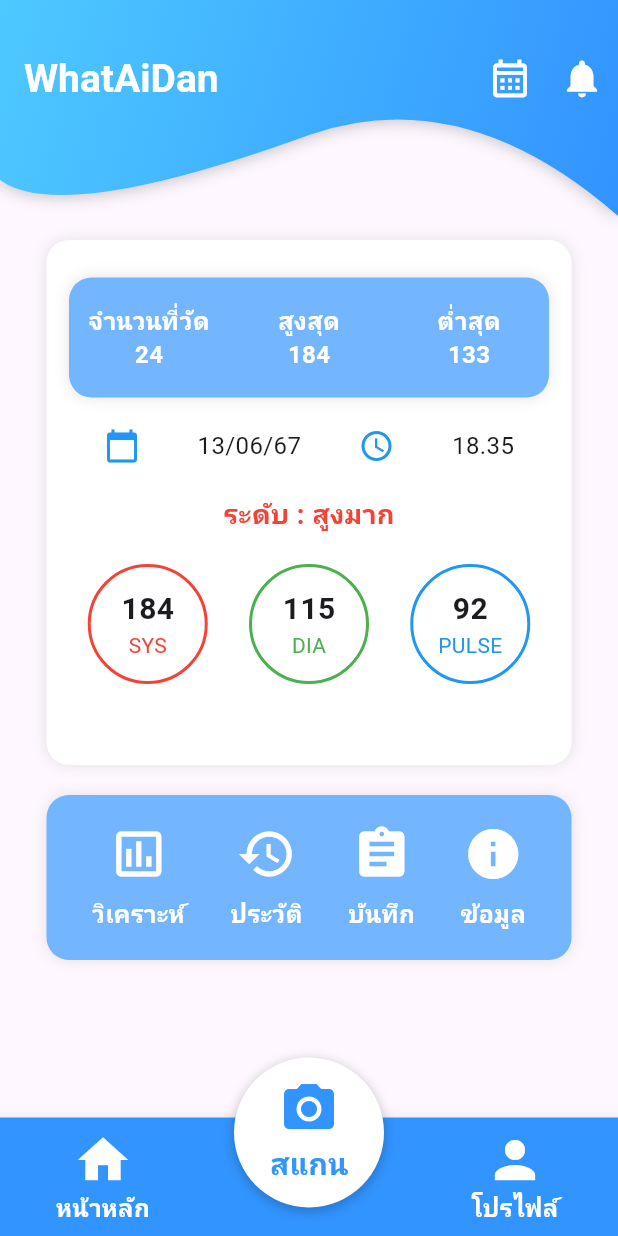
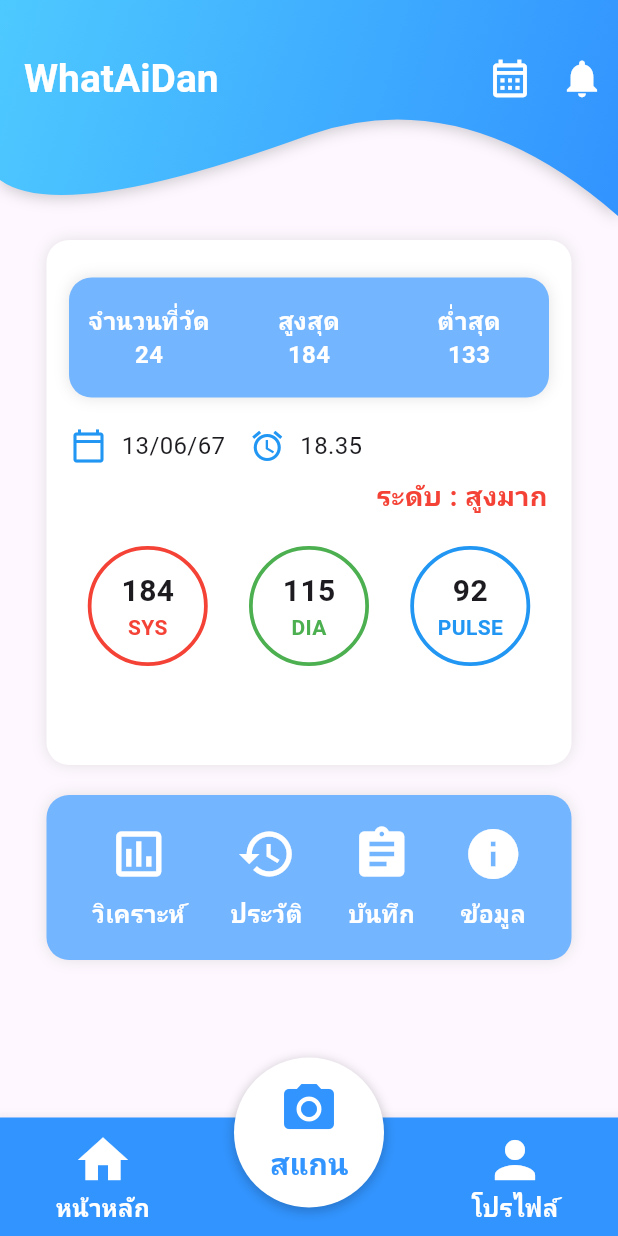
Before and after one commit to panutthon/Flutter-Mobile-App, a Flutter app: the screen it shows after launch, on a phone screen of 412 x 824 dp. Run offline on Flutter 3.47's test engine with Material 3 defaults, Android fonts, the phone set to English and light mode, and no system bars; our stand-ins replace fl_chart, flutter_profile_picture, get, google_fonts, settings_ui.

Commit message:
update home _buildCircle

```diff
--- a/lib/pages/home_page.dart
+++ b/lib/pages/home_page.dart
@@ -61,7 +61,7 @@ Widget _buildCircle(String value, String label, Color color) {
     height: 80,
     decoration: BoxDecoration(
       shape: BoxShape.circle,
-      border: Border.all(color: color, width: 2),
+      border: Border.all(color: color, width: 2.5),
     ),
     child: Column(
       mainAxisAlignment: MainAxisAlignment.center,
@@ -72,7 +72,11 @@ Widget _buildCircle(String value, String label, Color color) {
         ),
         Text(
           label,
-          style: TextStyle(fontSize: 14, color: color),
+          style: TextStyle(
+            fontSize: 14,
+            color: color,
+            fontWeight: FontWeight.bold,
+          ),
         ),
       ],
     ),
@@ -330,22 +334,50 @@ class _MyHomePageState extends State<MyHomePage> {
                           ),
                         ),
                         const SizedBox(height: 20),
-                        const Row(
-                          mainAxisAlignment: MainAxisAlignment.spaceEvenly,
+                        const Column(
+                          crossAxisAlignment: CrossAxisAlignment.start,
                           children: [
-                            Icon(Icons.calendar_today, color: Colors.blue),
-                            Text('13/06/67', style: TextStyle(fontSize: 16)),
-                            Icon(Icons.access_time, color: Colors.blue),
-                            Text('18.35', style: TextStyle(fontSize: 16)),
+                            Padding(
+                              padding: EdgeInsets.only(left: 16.0),
+                              child: Row(
+                                children: [
+                                  Icon(Icons.calendar_today_outlined,
+                                      color: Colors.blue),
+                                  SizedBox(width: 10),
+                                  Text('13/06/67',
+                                      style: TextStyle(
+                                        fontSize: 16,
+                                        // fontWeight: FontWeight.bold,
+                                      )),
+                                  SizedBox(width: 16),
+                                  Icon(Icons.access_alarm, color: Colors.blue),
+                                  SizedBox(width: 10),
+                                  Text('18.35',
+                                      style: TextStyle(
+                                        fontSize: 16,
+                                        // fontWeight: FontWeight.bold,
+                                      )),
+                                ],
+                              ),
+                            ),
+                            SizedBox(height: 8),
+                            Align(
+                              alignment: Alignment.centerRight,
+                              child: Padding(
+                                padding: EdgeInsets.only(right: 16.0),
+                                child: Text(
+                                  'ระดับ : สูงมาก',
+                                  style: TextStyle(
+                                      fontSize: 18,
+                                      color: Colors.red,
+                                      fontWeight: FontWeight.bold),
+                                ),
+                              ),
+                            ),
+                            SizedBox(height: 20),
+                            // Rest of your code (circles, etc.)
                           ],
                         ),
-                        const SizedBox(height: 20),
-                        const Text('ระดับ : สูงมาก',
-                            style: TextStyle(
-                                fontSize: 18,
-                                color: Colors.red,
-                                fontWeight: FontWeight.bold)),
-                        const SizedBox(height: 20),
                         Row(
                           mainAxisAlignment: MainAxisAlignment.spaceEvenly,
                           children: [
```
